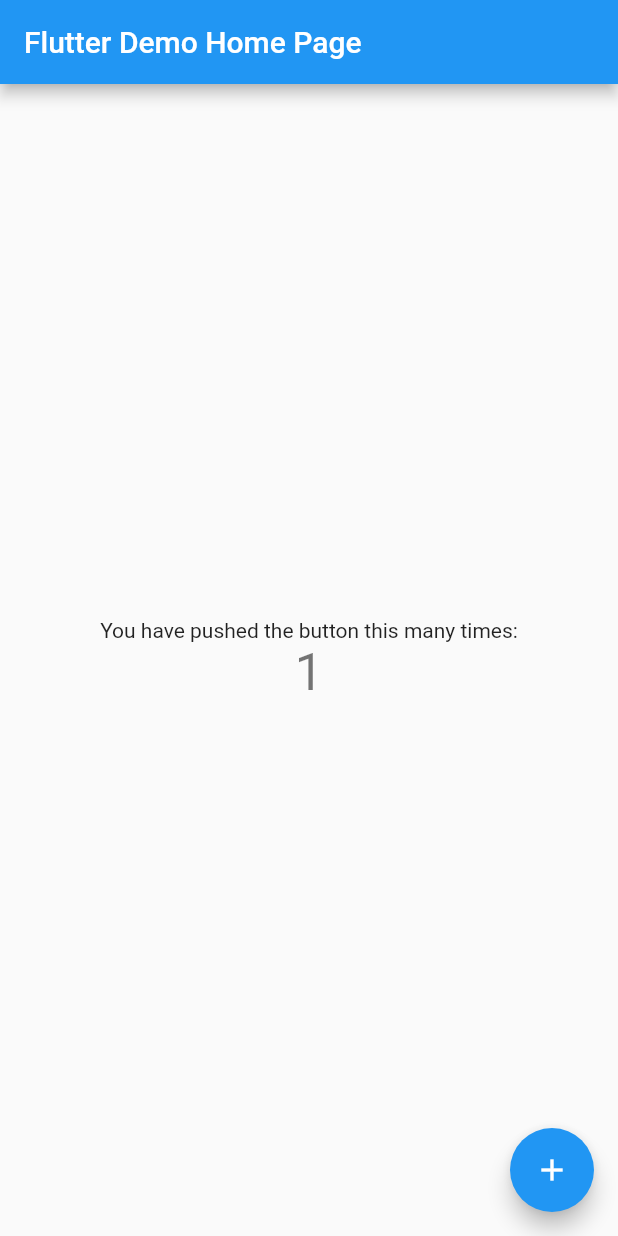
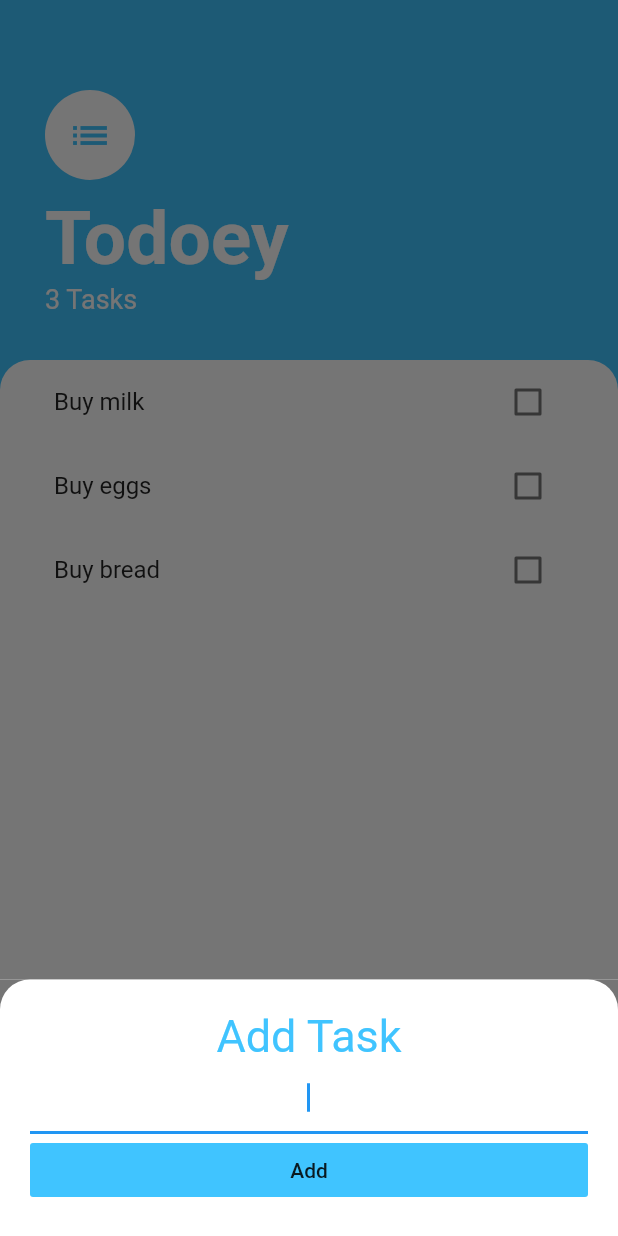
Before and after one commit to yashrajyash/todoey_flutter, a Flutter app: the screen it shows after launch, after a tap on the "add" icon, on a phone screen of 412 x 824 dp. Run offline on Flutter 3.47's test engine with Material 2 defaults, Android fonts, the phone set to English and light mode, and no system bars.

```diff
--- a/lib/main.dart
+++ b/lib/main.dart
@@ -1,115 +1,20 @@
+// ignore_for_file: use_key_in_widget_constructors
+
 import 'package:flutter/material.dart';
+import 'package:todoey_flutter/screens/tasks_screen.dart';
+import 'package:provider/provider.dart';
+import 'package:todoey_flutter/models/task_data.dart';
 
-void main() {
-  runApp(const MyApp());
-}
+void main() => runApp(MyApp());
 
 class MyApp extends StatelessWidget {
-  const MyApp({Key? key}) : super(key: key);
-
-  // This widget is the root of your application.
   @override
   Widget build(BuildContext context) {
-    return MaterialApp(
-      title: 'Flutter Demo',
-      theme: ThemeData(
-        // This is the theme of your application.
-        //
-        // Try running your application with "flutter run". You'll see the
-        // application has a blue toolbar. Then, without quitting the app, try
-        // changing the primarySwatch below to Colors.green and then invoke
-        // "hot reload" (press "r" in the console where you ran "flutter run",
-        // or simply save your changes to "hot reload" in a Flutter IDE).
-        // Notice that the counter didn't reset back to zero; the application
-        // is not restarted.
-        primarySwatch: Colors.blue,
+    return ChangeNotifierProvider(
+      create: (_) => TaskData(),
+      child: MaterialApp(
+        home: TasksScreen(),
       ),
-      home: const MyHomePage(title: 'Flutter Demo Home Page'),
     );
   }
 }
-
-class MyHomePage extends StatefulWidget {
-  const MyHomePage({Key? key, required this.title}) : super(key: key);
-
-  // This widget is the home page of your application. It is stateful, meaning
-  // that it has a State object (defined below) that contains fields that affect
-  // how it looks.
-
-  // This class is the configuration for the state. It holds the values (in this
-  // case the title) provided by the parent (in this case the App widget) and
-  // used by the build method of the State. Fields in a Widget subclass are
-  // always marked "final".
-
-  final String title;
-
-  @override
-  State<MyHomePage> createState() => _MyHomePageState();
-}
-
-class _MyHomePageState extends State<MyHomePage> {
-  int _counter = 0;
-
-  void _incrementCounter() {
-    setState(() {
-      // This call to setState tells the Flutter framework that something has
-      // changed in this State, which causes it to rerun the build method below
-      // so that the display can reflect the updated values. If we changed
-      // _counter without calling setState(), then the build method would not be
-      // called again, and so nothing would appear to happen.
-      _counter++;
-    });
-  }
-
-  @override
-  Widget build(BuildContext context) {
-    // This method is rerun every time setState is called, for instance as done
-    // by the _incrementCounter method above.
-    //
-    // The Flutter framework has been optimized to make rerunning build methods
-    // fast, so that you can just rebuild anything that needs updating rather
-    // than having to individually change instances of widgets.
-    return Scaffold(
-      appBar: AppBar(
-        // Here we take the value from the MyHomePage object that was created by
-        // the App.build method, and use it to set our appbar title.
-        title: Text(widget.title),
-      ),
-      body: Center(
-        // Center is a layout widget. It takes a single child and positions it
-        // in the middle of the parent.
-        child: Column(
-          // Column is also a layout widget. It takes a list of children and
-          // arranges them vertically. By default, it sizes itself to fit its
-          // children horizontally, and tries to be as tall as its parent.
-          //
-          // Invoke "debug painting" (press "p" in the console, choose the
-          // "Toggle Debug Paint" action from the Flutter Inspector in Android
-          // Studio, or the "Toggle Debug Paint" command in Visual Studio Code)
-          // to see the wireframe for each widget.
-          //
-          // Column has various properties to control how it sizes itself and
-          // how it positions its children. Here we use mainAxisAlignment to
-          // center the children vertically; the main axis here is the vertical
-          // axis because Columns are vertical (the cross axis would be
-          // horizontal).
-          mainAxisAlignment: MainAxisAlignment.center,
-          children: <Widget>[
-            const Text(
-              'You have pushed the button this many times:',
-            ),
-            Text(
-              '$_counter',
-              style: Theme.of(context).textTheme.headline4,
-            ),
-          ],
-        ),
-      ),
-      floatingActionButton: FloatingActionButton(
-        onPressed: _incrementCounter,
-        tooltip: 'Increment',
-        child: const Icon(Icons.add),
-      ), // This trailing comma makes auto-formatting nicer for build methods.
-    );
-  }
-}
--- /dev/null
+++ b/lib/models/task.dart
@@ -0,0 +1,9 @@
+class Task {
+  final String name;
+  bool isDone;
+
+  Task({this.name = "", this.isDone = false});
+  void toggleDone() {
+    isDone = !isDone;
+  }
+}
--- /dev/null
+++ b/lib/models/task_data.dart
@@ -0,0 +1,37 @@
+// ignore_for_file: prefer_final_fields
+
+import 'package:flutter/foundation.dart';
+import 'package:todoey_flutter/models/task.dart';
+import 'dart:collection';
+
+class TaskData extends ChangeNotifier {
+  List<Task> _tasks = [
+    Task(name: 'Buy milk'),
+    Task(name: 'Buy eggs'),
+    Task(name: 'Buy bread'),
+  ];
+
+  UnmodifiableListView<Task> get tasks {
+    return UnmodifiableListView(_tasks);
+  }
+
+  void addTask(String newTaskTitle) {
+    final task = Task(name: newTaskTitle);
+    _tasks.add(task);
+    notifyListeners();
+  }
+
+  void updateTask(Task task) {
+    task.toggleDone();
+    notifyListeners();
+  }
+
+  void deleteTask(Task task) {
+    _tasks.remove(task);
+    notifyListeners();
+  }
+
+  int get taskCount {
+    return _tasks.length;
+  }
+}
--- /dev/null
+++ b/lib/screens/add_task_screen.dart
@@ -0,0 +1,54 @@
+// ignore_for_file: use_key_in_widget_constructors, prefer_const_constructors, prefer_const_literals_to_create_immutables, deprecated_member_use, prefer_const_constructors_in_immutables
+
+import 'package:flutter/material.dart';
+import 'package:provider/provider.dart';
+import 'package:todoey_flutter/models/task_data.dart';
+
+class AddTaskScreen extends StatelessWidget {
+  @override
+  Widget build(BuildContext context) {
+    String newTaskTitle = "";
+
+    return Container(
+      color: Color(0xff757575),
+      child: Container(
+        padding: EdgeInsets.all(20.0),
+        decoration: BoxDecoration(
+          color: Colors.white,
+          borderRadius: BorderRadius.only(
+            topLeft: Radius.circular(20.0),
+            topRight: Radius.circular(20.0),
+          ),
+        ),
+        child: Column(
+          crossAxisAlignment: CrossAxisAlignment.stretch,
+          children: [
+            Text(
+              'Add Task',
+              textAlign: TextAlign.center,
+              style: TextStyle(
+                fontSize: 30.0,
+                color: Colors.lightBlueAccent,
+              ),
+            ),
+            TextField(
+              autofocus: true,
+              textAlign: TextAlign.center,
+              onChanged: (newText) {
+                newTaskTitle = newText;
+              },
+            ),
+            FlatButton(
+              onPressed: () {
+                Provider.of<TaskData>(context, listen: false).addTask(newTaskTitle);
+                Navigator.pop(context);
+              },
+              child: Text('Add'),
+              color: Colors.lightBlueAccent,
+            ),
+          ],
+        ),
+      ),
+    );
+  }
+}
--- /dev/null
+++ b/lib/screens/tasks_screen.dart
@@ -0,0 +1,86 @@
+// ignore_for_file: prefer_const_constructors, prefer_const_literals_to_create_immutables, use_key_in_widget_constructors
+import 'package:flutter/material.dart';
+import 'package:todoey_flutter/widgets/tasks_list.dart';
+import 'package:todoey_flutter/screens/add_task_screen.dart';
+import 'package:provider/provider.dart';
+import 'package:todoey_flutter/models/task_data.dart';
+
+class TasksScreen extends StatelessWidget {
+  @override
+  Widget build(BuildContext context) {
+    return Scaffold(
+      backgroundColor: Colors.lightBlueAccent,
+      floatingActionButton: FloatingActionButton(
+        onPressed: () {
+          showModalBottomSheet(
+            context: context,
+            isScrollControlled: true,
+            builder: (context) => SingleChildScrollView(
+              child: Container(
+                padding: EdgeInsets.only(
+                    bottom: MediaQuery.of(context).viewInsets.bottom),
+                child: AddTaskScreen(),
+              ),
+            ),
+          );
+        },
+        backgroundColor: Colors.lightBlueAccent,
+        child: Icon(Icons.add),
+      ),
+      body: Column(
+        crossAxisAlignment: CrossAxisAlignment.start,
+        children: [
+          Container(
+            padding: EdgeInsets.only(
+                top: 60.0, bottom: 30.0, left: 30.0, right: 30.0),
+            child: Column(
+              crossAxisAlignment: CrossAxisAlignment.start,
+              children: [
+                CircleAvatar(
+                  child: Icon(
+                    Icons.list,
+                    size: 30.0,
+                    color: Colors.lightBlueAccent,
+                  ),
+                  radius: 30.0,
+                  backgroundColor: Colors.white,
+                ),
+                SizedBox(
+                  height: 10.0,
+                ),
+                Text(
+                  'Todoey',
+                  style: TextStyle(
+                    color: Colors.white,
+                    fontSize: 50.0,
+                    fontWeight: FontWeight.w700,
+                  ),
+                ),
+                Text(
+                  '${Provider.of<TaskData>(context).taskCount} Tasks',
+                  style: TextStyle(
+                    color: Colors.white,
+                    fontSize: 18.0,
+                  ),
+                ),
+              ],
+            ),
+          ),
+          Expanded(
+            child: Container(
+              padding: EdgeInsets.symmetric(horizontal: 20.0),
+              decoration: BoxDecoration(
+                color: Colors.white,
+                borderRadius: BorderRadius.only(
+                  topLeft: Radius.circular(20.0),
+                  topRight: Radius.circular(20.0),
+                ),
+              ),
+              child: TasksList(),
+            ),
+          ),
+        ],
+      ),
+    );
+  }
+}
--- /dev/null
+++ b/lib/widgets/task_tile.dart
@@ -0,0 +1,34 @@
+// ignore_for_file: use_key_in_widget_constructors, prefer_const_constructors, prefer_const_constructors_in_immutables
+
+import 'package:flutter/material.dart';
+
+class TaskTile extends StatelessWidget {
+  final bool isChecked;
+  final String taskTitle;
+  final void Function(bool?) checkboxCallback;
+  final void Function() longPressCallback;
+
+  TaskTile(
+      {this.isChecked = false,
+      this.taskTitle = "",
+      required this.checkboxCallback,
+      required this.longPressCallback});
+
+  @override
+  Widget build(BuildContext context) {
+    return ListTile(
+      onLongPress: longPressCallback,
+      title: Text(
+        taskTitle,
+        style: TextStyle(
+          decoration: isChecked ? TextDecoration.lineThrough : null,
+        ),
+      ),
+      trailing: Checkbox(
+        activeColor: Colors.lightBlueAccent,
+        value: isChecked,
+        onChanged: checkboxCallback, //not required
+      ),
+    );
+  }
+}
--- /dev/null
+++ b/lib/widgets/tasks_list.dart
@@ -0,0 +1,32 @@
+// ignore_for_file: use_key_in_widget_constructors, prefer_const_constructors_in_immutables
+
+import 'package:flutter/material.dart';
+import 'package:todoey_flutter/widgets/task_tile.dart';
+import 'package:provider/provider.dart';
+import 'package:todoey_flutter/models/task_data.dart';
+
+class TasksList extends StatelessWidget {
+  @override
+  Widget build(BuildContext context) {
+    return Consumer<TaskData>(
+      builder: (context, taskData, child) {
+        return ListView.builder(
+          itemBuilder: (context, index) {
+            final task = taskData.tasks[index];
+            return TaskTile(
+              taskTitle: task.name,
+              isChecked: task.isDone,
+              checkboxCallback: (checkboxState) {
+                taskData.updateTask(task);
+              },
+              longPressCallback: () {
+                taskData.deleteTask(task);
+              },
+            );
+          },
+          itemCount: taskData.taskCount,
+        );
+      },
+    );
+  }
+}
--- a/pubspec.yaml
+++ b/pubspec.yaml
@@ -34,6 +34,7 @@ dependencies:
   # The following adds the Cupertino Icons font to your application.
   # Use with the CupertinoIcons class for iOS style icons.
   cupertino_icons: ^1.0.2
+  provider: ^6.0.1
 
 dev_dependencies:
   flutter_test:
```
Also changed, not shown: pubspec.lock, 1 other file.
